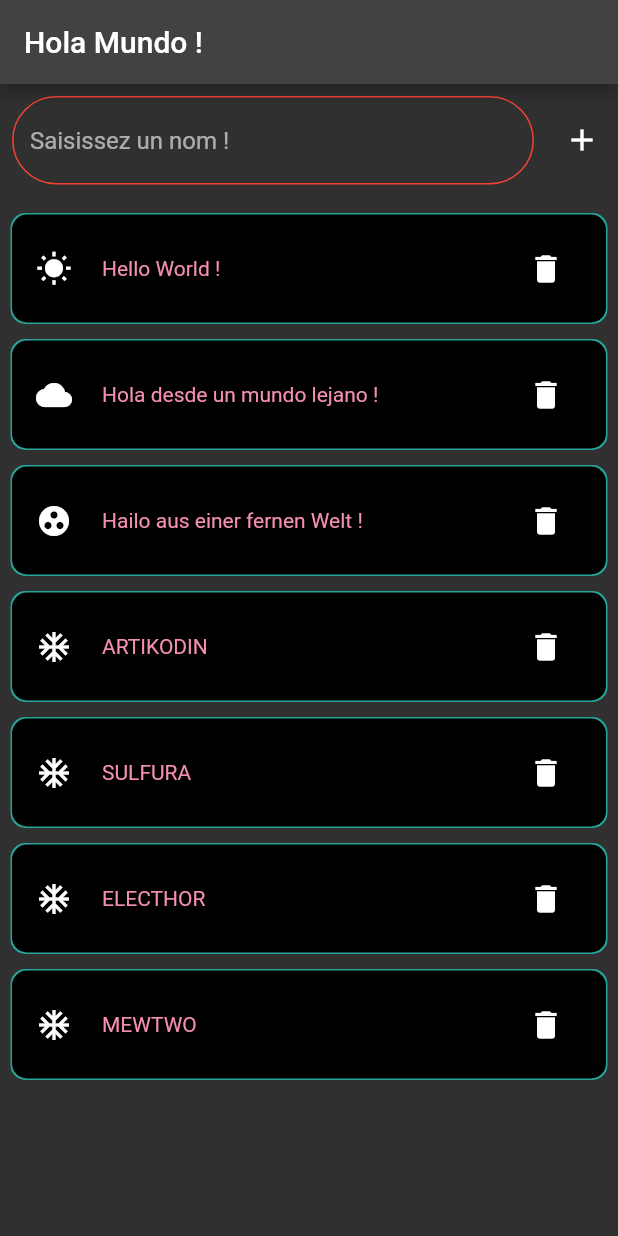
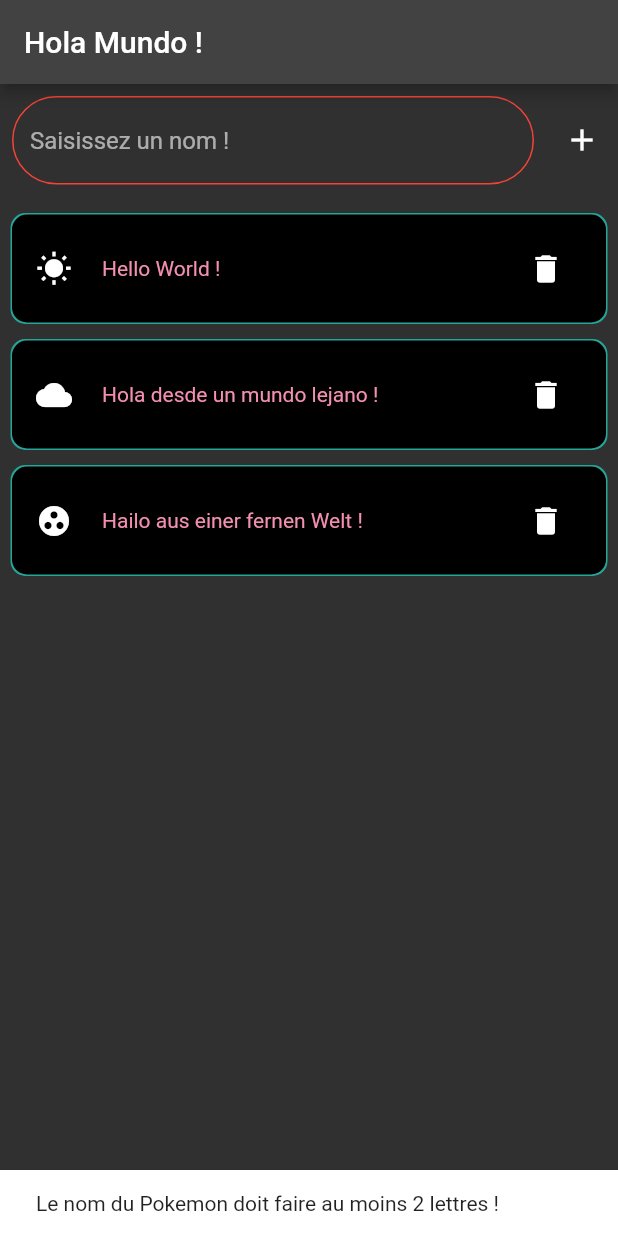
Before and after one commit to Renauud/Dart_Flutter, a Flutter app: the screen it shows after launch, after a tap on the "add" icon, on a phone screen of 412 x 824 dp. Run offline on Flutter 3.47's test engine with Material 2 defaults, Android fonts, the phone set to English and light mode, and no system bars.

Commit message:
il faut faire supprimer

```diff
--- a/myapp/lib/main.dart
+++ b/myapp/lib/main.dart
@@ -32,6 +32,10 @@ class HomePage extends StatefulWidget {
 
   @override
   _HomePageState createState() => _HomePageState();
+
+  void deleteItem(String name, List pokemonList) {
+    pokemonList.remove(name);
+  }
 }
 
 class _HomePageState extends State<HomePage> {
@@ -51,12 +55,7 @@ class _HomePageState extends State<HomePage> {
 
   IconData snowFlakeIcon = Icons.ac_unit;
 
-  final pokedex = <Pokemon>[
-    const Pokemon("Artikodin", Icons.ac_unit),
-    const Pokemon("Sulfura", Icons.ac_unit),
-    const Pokemon("Electhor", Icons.ac_unit),
-    const Pokemon("Mewtwo", Icons.ac_unit),
-  ];
+  final pokedex = <Pokemon>[];
 
   @override
   Widget build(BuildContext context) {
@@ -96,12 +95,33 @@ class _HomePageState extends State<HomePage> {
                 IconButton(
                     icon: const Icon(Icons.add),
                     onPressed: () {
-                      final nameToAdd = controller.text;
+                      const snackBarPresent = SnackBar(
+                          content: Text(
+                              'Le Pokemon est déjà présent dans la liste !'));
+                      const snackBarCourt = SnackBar(
+                          content: Text(
+                              "Le nom du Pokemon doit faire au moins 2 lettres !"));
+
+                      final nameToAdd =
+                          controller.text.toUpperCase().replaceAll(" ", "");
+                      var present = false;
+                      for (var pokemons in pokedex) {
+                        if (nameToAdd.trim() == pokemons.name) present = true;
+                      }
                       if ((nameToAdd.trim()).length > 2) {
-                        pokedex.insert(
-                          0,
-                          Pokemon(nameToAdd, Icons.question_answer_sharp),
-                        );
+                        if ((present == false)) {
+                          pokedex.insert(
+                            0,
+                            Pokemon(nameToAdd, Icons.question_answer_sharp),
+                          );
+                          controller.clear();
+                        } else {
+                          ScaffoldMessenger.of(context)
+                              .showSnackBar(snackBarPresent);
+                        }
+                      } else {
+                        ScaffoldMessenger.of(context)
+                            .showSnackBar(snackBarCourt);
                       }
                       setState(() {});
                     }),
@@ -172,8 +192,9 @@ class TheAmazingRow extends StatelessWidget {
               ),
             ),
             IconButton(
-                icon: const Icon(Icons.delete),
-                onPressed: () => print("Hallo Welt")),
+              icon: const Icon(Icons.delete),
+              onPressed: () {},
+            ),
           ],
         ),
       ),
```
